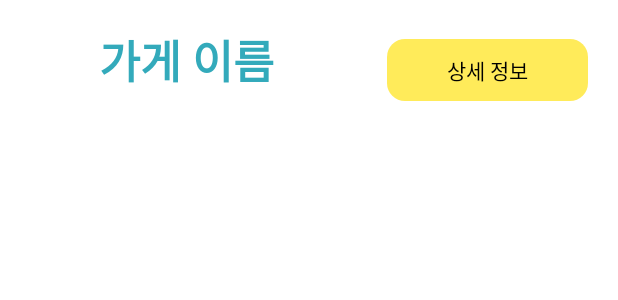
After one commit to Team-sikiGO/User, an Android app: the layout detail_item.xml on its own in the app's theme, with its tools: preview values and no code run, on a phone screen of 412 x 824 dp. The commit adds this screen. Shown: the top 300 px of the screen. Run offline under Robolectric (Android 15) with nearby library versions, the phone set to English and light mode, and no system bars; network calls fail.

Commit message:
주문내역 구현, Mapping전

```diff
--- a/app/src/main/AndroidManifest.xml
+++ b/app/src/main/AndroidManifest.xml
@@ -32,7 +32,8 @@
         <activity android:name=".RegisterActivity" />
         <activity android:name=".FoodList" />
         <activity android:name=".Restaurant" />
-        <activity android:name=".MyOrderList"></activity>
+        <activity android:name=".MyOrderList"/>
+        <activity android:name=".Detail"></activity>
     </application>
 
 </manifest>
--- a/app/src/main/java/com/example/user/FoodList.java
+++ b/app/src/main/java/com/example/user/FoodList.java
@@ -276,7 +276,7 @@ public class FoodList extends AppCompatActivity {
     }
 
     private void updateNavigationBarState() {
-        int actionId = R.id.page_my;
+        int actionId = R.id.page_home;
         selectBottomNavigationBarItem(actionId);
     }
 
--- a/app/src/main/java/com/example/user/LoginActivity.java
+++ b/app/src/main/java/com/example/user/LoginActivity.java
@@ -61,6 +61,7 @@ public class LoginActivity extends AppCompatActivity {
                                     String userNumber = jsonObject.getString("userNumber");
 
                                     Privacy privacy = (Privacy) getApplicationContext();
+                                    privacy.setID(userID);
                                     privacy.setName(userName);
                                     privacy.setNumber(userNumber);
 
--- a/app/src/main/java/com/example/user/Restaurant.java
+++ b/app/src/main/java/com/example/user/Restaurant.java
@@ -140,7 +140,7 @@ public class Restaurant extends AppCompatActivity {
     }
 
     private void updateNavigationBarState() {
-        int actionId = R.id.page_my;
+        int actionId = R.id.page_home;
         selectBottomNavigationBarItem(actionId);
     }
 
--- /dev/null
+++ b/app/src/main/res/layout/detail_item.xml
@@ -0,0 +1,44 @@
+<?xml version="1.0" encoding="utf-8"?>
+<LinearLayout xmlns:android="http://schemas.android.com/apk/res/android"
+    android:orientation="horizontal"
+    android:layout_width="match_parent"
+    android:layout_height="80dp">
+
+    <LinearLayout
+        android:layout_width="0dp"
+        android:layout_height="match_parent"
+        android:layout_weight="75"
+        android:orientation="horizontal">
+
+        <TextView
+            android:id="@+id/detail_resName"
+            android:layout_width="wrap_content"
+            android:layout_height="match_parent"
+            android:text="가게 이름"
+            android:layout_weight="65"
+            android:gravity="center"
+            android:paddingLeft="10dp"
+            android:textStyle="bold"
+            android:textSize="30dp"
+            android:textColor="#33aabb"
+            />
+
+        <TextView
+            android:id="@+id/detail_btn"
+            android:layout_width="wrap_content"
+            android:layout_height="wrap_content"
+            android:layout_marginLeft="20dp"
+            android:layout_marginRight="20dp"
+            android:layout_marginBottom="30dp"
+            android:layout_weight="35"
+            android:gravity="center"
+            android:padding="10dp"
+            android:text="상세 정보"
+            android:textColor="@color/black"
+            android:background="@drawable/yellow_round"
+
+
+            />
+    </LinearLayout>
+
+</LinearLayout>
```
Also changed, not shown: app/src/main/java/com/example/user/Detail.java (added, +232 -0 lines), app/src/main/java/com/example/user/DetailAdapter.java (added, +63 -0 lines), app/src/main/java/com/example/user/Details_item.java (added, +23 -0 lines), app/src/main/java/com/example/user/My.java (+4 -23 lines), app/src/main/java/com/example/user/OrderDetail.java (added, +25 -0 lines), app/src/main/java/com/example/user/OrderDetailClick.java (added, +25 -0 lines), app/src/main/java/com/example/user/Privacy.java (+10 -0 lines), app/src/main/res/layout/activity_detail.xml (added, +47 -0 lines), app/src/main/res/layout/activity_foodlist.xml (+8 -8 lines).
